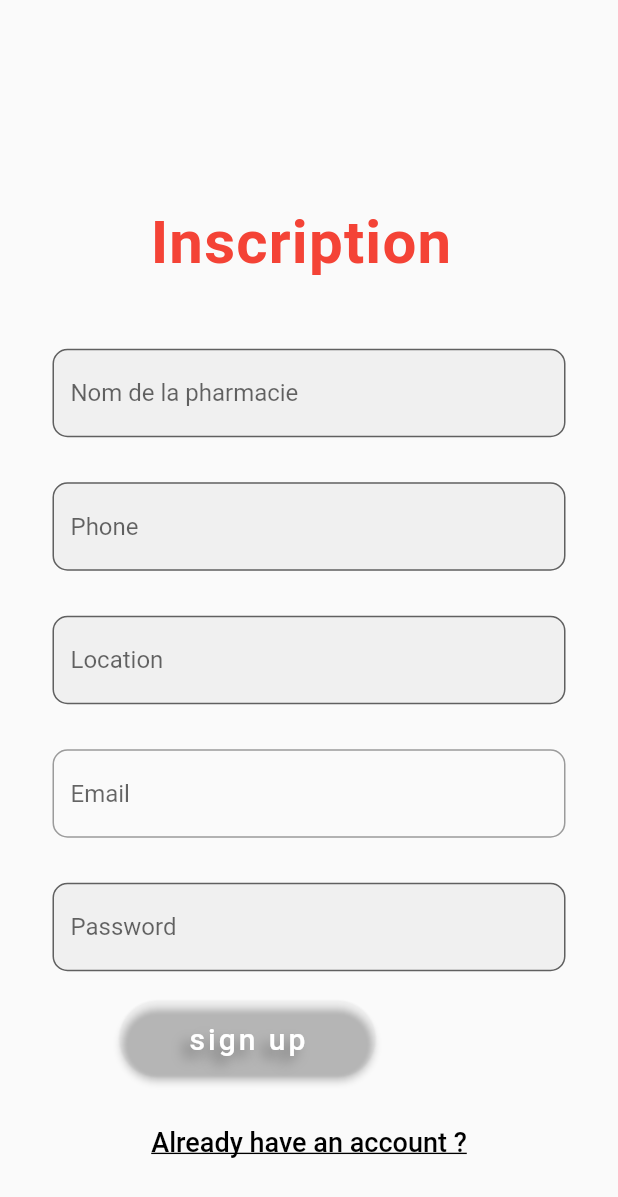
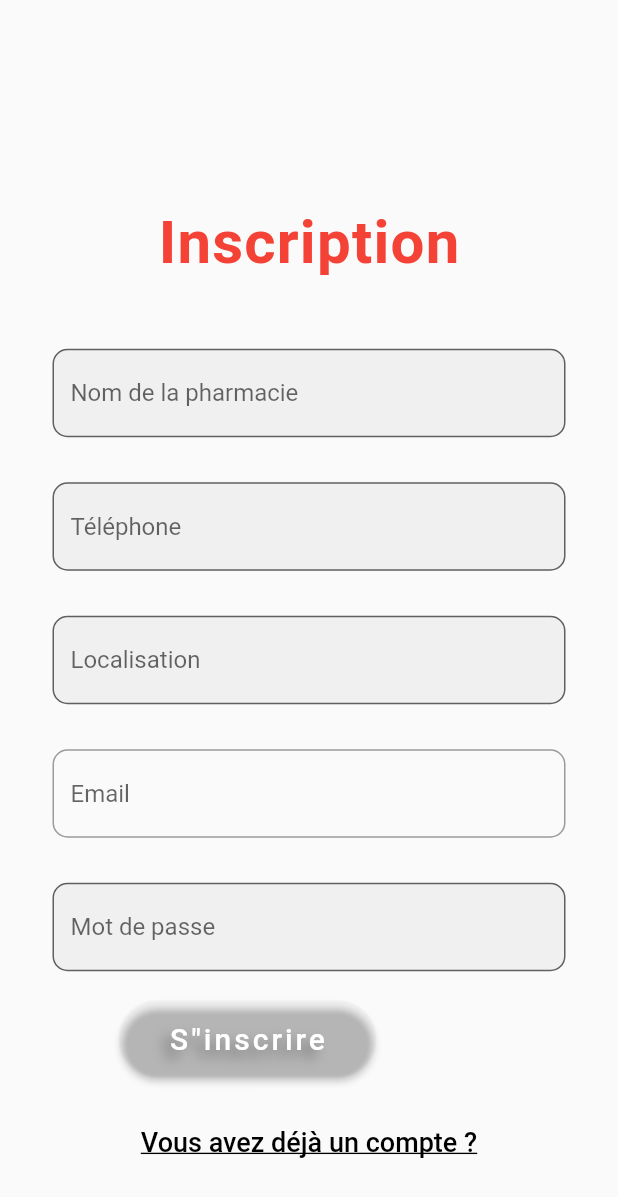
Before and after one commit to belhadjkacemdonia/app_EVAX, a Flutter app: the SignUp_Pharmacie screen opened directly, on a phone screen of 412 x 824 dp. Shown: the top 1197 px of the screen. Run offline on Flutter 3.47's test engine with Material 2 defaults, Android fonts, the phone set to English and light mode, and no system bars; our stand-ins replace carousel_slider, cloud_firestore, firebase_auth, firebase_core, get; accounts and stored records are empty; network calls fail.

Commit message:
validation du champ

```diff
--- a/lib/drawer.dart
+++ b/lib/drawer.dart
@@ -128,7 +128,7 @@ class _MydrawerState extends State<Mydrawer> {
                   () => Navigator.push(
                   context, MaterialPageRoute(builder: (context) => contact()))),
 
-          CustomListTile(Icons.logout, 'SignOut', () => AuthService().LogOut()),
+          CustomListTile(Icons.logout, 'Déconnecter', () => AuthService().LogOut()),
         ],
       ),
 
--- a/lib/login.dart
+++ b/lib/login.dart
@@ -82,7 +82,7 @@ class _SignInState extends State<SignIn> {
                                 style: TextStyle(color: Colors.black),
                                 validator: (value) {
                                   if (value!.isEmpty) {
-                                    return 'email field must not be empty';
+                                    return 'Le champ Email ne doit pas être vide';
                                   }
                                   return null;
                                 },
@@ -102,13 +102,13 @@ class _SignInState extends State<SignIn> {
                                 obscureText: true,
                                 validator: (value) {
                                   if (value!.isEmpty) {
-                                    return 'password field must not be empty';
+                                    return 'Le champ du mot de passe ne doit pas être vide';
                                   }
                                   return null;
                                 },
                                 decoration: InputDecoration(
                                     filled: true,
-                                    hintText: "Password",
+                                    hintText: "Mot de passe",
                                     border: OutlineInputBorder(
                                       borderRadius: BorderRadius.circular(10),
                                     )),
@@ -146,7 +146,7 @@ class _SignInState extends State<SignIn> {
                                           }
                                         },
                                         child: const Text(
-                                          'sign In',
+                                          'S"identifier',
                                           style: TextStyle(
                                             fontSize: 20,
                                             shadows: [
@@ -180,7 +180,7 @@ class _SignInState extends State<SignIn> {
                                                     SignUp()));
                                       },
                                       child: Text(
-                                        'Dont have an account ?',
+                                        'Vous n"avez pas de compte ?',
                                         style: TextStyle(
                                           decoration: TextDecoration.underline,
                                           color: Colors.black,
@@ -192,7 +192,7 @@ class _SignInState extends State<SignIn> {
                               TextButton(
                                 onPressed: () {},
                                 child: Text(
-                                  'Forgot password ?',
+                                  'Mot de passe oublié?',
                                   style: TextStyle(
                                     decoration: TextDecoration.underline,
                                     color: Colors.black,
--- a/lib/login_pharmacie.dart
+++ b/lib/login_pharmacie.dart
@@ -76,7 +76,7 @@ class _SignInPharmacieState extends State<SignInPharmacie> {
                                 style: TextStyle(color: Colors.black),
                                 validator: (value) {
                                   if (value!.isEmpty) {
-                                    return 'email field must not be empty';
+                                    return 'Le champ Email ne doit pas être vide';
                                   }
                                   return null;
                                 },
@@ -96,13 +96,13 @@ class _SignInPharmacieState extends State<SignInPharmacie> {
                                 obscureText: true,
                                 validator: (value) {
                                   if (value!.isEmpty) {
-                                    return 'password field must not be empty';
+                                    return 'Le champ du mot de passe ne doit pas être vide';
                                   }
                                   return null;
                                 },
                                 decoration: InputDecoration(
                                     filled: true,
-                                    hintText: "Password",
+                                    hintText: "Mot de passe",
                                     border: OutlineInputBorder(
                                       borderRadius: BorderRadius.circular(10),
                                     )),
@@ -143,7 +143,7 @@ class _SignInPharmacieState extends State<SignInPharmacie> {
 
                                           } },
                                         child: const Text(
-                                          'sign In',
+                                          'S"identifier',
                                           style: TextStyle(
                                             fontSize: 20,
                                             shadows: [
@@ -177,7 +177,7 @@ class _SignInPharmacieState extends State<SignInPharmacie> {
                                                     SignUp_Pharmacie()));
                                       },
                                       child: Text(
-                                        'Dont have an account ?',
+                                        'Vous n"avez pas de compte ?',
                                         style: TextStyle(
                                           decoration: TextDecoration.underline,
                                           color: Colors.black,
@@ -189,7 +189,7 @@ class _SignInPharmacieState extends State<SignInPharmacie> {
                               TextButton(
                                 onPressed: () {},
                                 child: Text(
-                                  'Forgot password ?',
+                                  'Mot de passe oublié ?',
                                   style: TextStyle(
                                     decoration: TextDecoration.underline,
                                     color: Colors.black,
--- a/lib/modifier_profile.dart
+++ b/lib/modifier_profile.dart
@@ -76,7 +76,7 @@ class _UpdateProfileState extends State<UpdateProfile> {
               child: Scaffold(
                   appBar: AppBar(
                     title: Text(
-                      "Edit Profile",
+                      "Editer le profil",
                     ),
                   ),
                   body: Container(
@@ -130,7 +130,7 @@ class _UpdateProfileState extends State<UpdateProfile> {
                             ),
                             child: Center(
                               child: Text(
-                                "Update Profile",
+                                "Mettre à jour le profil",
                                 textAlign: TextAlign.center,
                                 style: TextStyle(
                                     color: Colors.white, fontSize: 15),
--- a/lib/signup.dart
+++ b/lib/signup.dart
@@ -159,7 +159,7 @@ class _SignUpState extends State<SignUp> {
                                           }
                                         },
                                         child: const Text(
-                                          'sign up',
+                                          'S"inscrire',
                                           style: TextStyle(
                                             fontSize: 20,
                                             shadows: [
@@ -189,7 +189,7 @@ class _SignUpState extends State<SignUp> {
                                       Get.to(SignIn());
                                     },
                                     child: Text(
-                                      'Already have an account ?',
+                                      'Vous avez déjà un compte ?',
                                       style: TextStyle(
                                         decoration: TextDecoration.underline,
                                         color: Colors.black,
--- a/lib/signup_pharmacie.dart
+++ b/lib/signup_pharmacie.dart
@@ -45,7 +45,7 @@ class _SignUp_PharmacieState extends State<SignUp_Pharmacie> {
                                 child: Container(
                                   padding: EdgeInsets.only(top: 100),
                                   child: const Text(
-                                    'Inscription \n',
+                                    'Inscription\n',
                                     style: TextStyle(
                                       color: Colors.red,
                                       fontSize: 40,
@@ -65,7 +65,7 @@ class _SignUp_PharmacieState extends State<SignUp_Pharmacie> {
 
                           validator: (value) {
                             if (value!.isEmpty) {
-                              return 'Nom field must not be empty';
+                              return 'Le champ du nom de la pharmacie ne doit pas être vide';
                             }
                             return null;
                           },
@@ -85,14 +85,16 @@ class _SignUp_PharmacieState extends State<SignUp_Pharmacie> {
                           controller: phoneController,
                           validator: (value) {
                             if (value!.isEmpty) {
-                              return 'Phone field must not be empty';
+                              return 'Le champ Téléphone ne doit pas être vide';
+                            } else if (value.trim().length != 8 ) {
+                              return 'Le numéro de téléphone doit comporter au moins 3 caractères';
                             }
                             return null;
                           },
                           style: TextStyle(),
                           decoration: InputDecoration(
                               filled: true,
-                              hintText: "Phone",
+                              hintText: "Téléphone",
                               border: OutlineInputBorder(
                                 borderRadius: BorderRadius.circular(10),
                               )),
@@ -104,14 +106,14 @@ class _SignUp_PharmacieState extends State<SignUp_Pharmacie> {
                           controller: localController,
                           validator: (value) {
                             if (value!.isEmpty) {
-                              return 'Location field must not be empty';
+                              return 'Le champ de localisation ne doit pas être vide';
                             }
                             return null;
                           },
                           style: TextStyle(),
                           decoration: InputDecoration(
                               filled: true,
-                              hintText: "Location",
+                              hintText: "Localisation",
                               border: OutlineInputBorder(
                                 borderRadius: BorderRadius.circular(10),
                               )),
@@ -124,7 +126,7 @@ class _SignUp_PharmacieState extends State<SignUp_Pharmacie> {
                           style: TextStyle(color: Colors.black),
                           validator: (value) {
                             if (value!.isEmpty) {
-                              return 'email field must not be empty';
+                              return 'Le champ Email ne doit pas être vide';
                             }
                             return null;
                           },
@@ -143,14 +145,18 @@ class _SignUp_PharmacieState extends State<SignUp_Pharmacie> {
                           style: TextStyle(),
                           obscureText: true,
                           validator: (value) {
-                            if (value!.isEmpty) {
-                              return 'password field must not be empty';
+                            if (value == null || value.isEmpty) {
+                              return 'Le champ du mot de passe ne doit pas être vide';
+                            } else if (value.length < 6) {
+                              return 'Le mot de passe doit contenir au moins 6 caractères';
+                            } else if (!RegExp(r'^(?=.*?[A-Z])(?=.*?[a-z])(?=.*?[0-9])').hasMatch(value)) {
+                              return 'Le mot de passe doit contenir au moins une lettre majuscule, une lettre minuscule et un chiffre';
                             }
                             return null;
                           },
                           decoration: InputDecoration(
                               filled: true,
-                              hintText: "Password",
+                              hintText: 'Mot de passe',
                               border: OutlineInputBorder(
                                 borderRadius: BorderRadius.circular(10),
                               )),
@@ -194,7 +200,7 @@ class _SignUp_PharmacieState extends State<SignUp_Pharmacie> {
                                               context, MaterialPageRoute(builder: (context) => SignInPharmacie()));
                                           }},
                                         child: const Text(
-                                          'sign up',
+                                          'S"inscrire',
                                           style: TextStyle(
                                             fontSize: 20,
                                             shadows: [
@@ -224,7 +230,7 @@ class _SignUp_PharmacieState extends State<SignUp_Pharmacie> {
                                       Get.to(SignInPharmacie());
                                     },
                                     child: Text(
-                                      'Already have an account ?',
+                                      'Vous avez déjà un compte ?',
                                       style: TextStyle(
                                         decoration: TextDecoration.underline,
                                         color: Colors.black,
--- a/pubspec.yaml
+++ b/pubspec.yaml
@@ -39,7 +39,7 @@ dependencies:
   cupertino_icons: ^1.0.2
   firebase_core: ^2.9.0
   firebase_auth: ^4.4.0
-  cloud_firestore: ^4.5.2
+  cloud_firestore: ^4.5.3
   provider: ^6.0.5
   get: ^4.6.5
 
```
Also changed, not shown: lib/cinWidget.dart (+21 -11 lines), lib/minorWidget.dart (+22 -10 lines), lib/pasportWidget.dart (+21 -11 lines), pubspec.lock.
